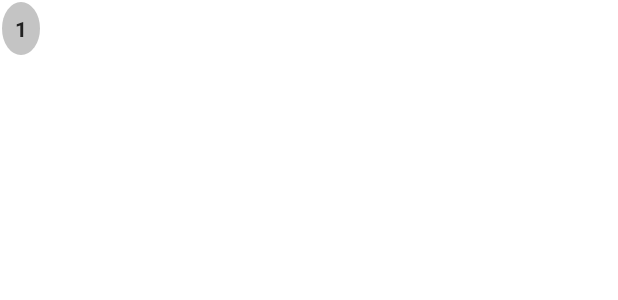
After one commit to darshansatra1/7-Minutes-Workout, an Android app: the layout item_exercise_status.xml on its own in the app's theme, with its tools: preview values and no code run, on a phone screen of 412 x 824 dp. The commit adds this screen. Shown: the top 300 px of the screen. Run offline under Robolectric (Android 15) with nearby library versions, the phone set to English and light mode, and no system bars.

Commit message:
display which exercise we currently are in

```diff
--- /dev/null
+++ b/app/src/main/res/drawable/item_circular_color_gray_background.xml
@@ -0,0 +1,7 @@
+<?xml version="1.0" encoding="utf-8"?>
+<shape xmlns:android="http://schemas.android.com/apk/res/android"
+    android:shape="oval" >
+    <solid android:color="#c4c4c4">
+
+    </solid>
+</shape>
--- /dev/null
+++ b/app/src/main/res/layout/item_exercise_status.xml
@@ -0,0 +1,16 @@
+<?xml version="1.0" encoding="utf-8"?>
+<TextView
+    xmlns:android="http://schemas.android.com/apk/res/android"
+    xmlns:tools="http://schemas.android.com/tools"
+    android:id="@+id/tvItem"
+    android:layout_width="25dp"
+    android:layout_height="35dp"
+    android:layout_margin="1dp"
+    android:background="@drawable/item_circular_color_gray_background"
+    android:padding="3dp"
+    android:textColor="#212121"
+    android:textSize="14sp"
+    android:textStyle="bold"
+    android:gravity="center"
+    tools:text="1"
+    />
```
Also changed, not shown: app/src/main/java/com/example/a7minutesworkout/ExerciseActivity.kt (+17 -0 lines), app/src/main/java/com/example/a7minutesworkout/ExerciseStatusAdapter.kt (added, +52 -0 lines), app/src/main/res/drawable/item_circular_thin_color_accent_border.xml (added, +12 -0 lines), app/src/main/res/layout/activity_exercise.xml (+11 -1 lines).
